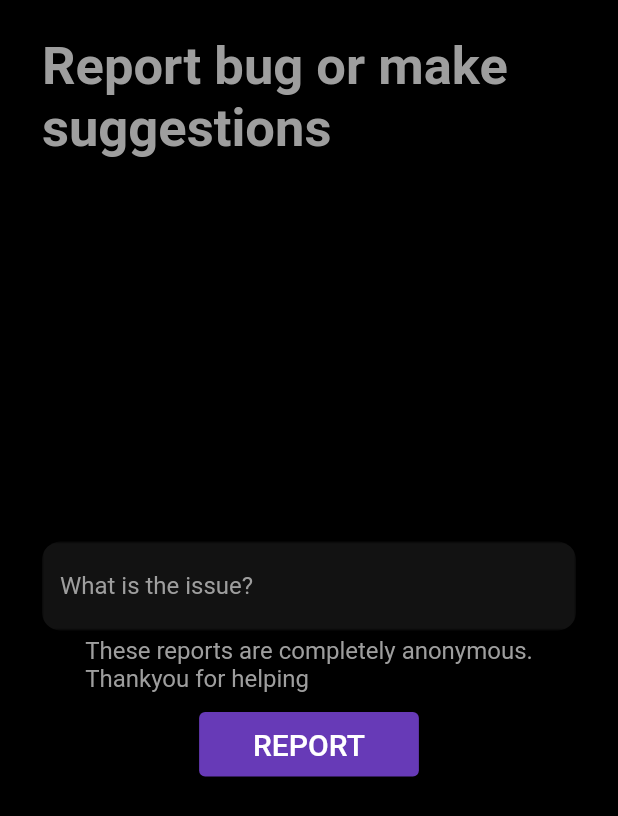
After one commit to Ujjwalsharma2210/ReadingOwl, a Flutter app: the screen it shows once a user with an empty profile is signed in, item 2 of the bottom bar chosen, in the side drawer, after a tap on "Report problem", on a phone screen of 412 x 824 dp. The commit adds this screen. Shown: the top 816 px of the screen. Run offline on Flutter 3.47's test engine with Material 2 defaults, Android fonts, the phone set to English and light mode, and no system bars; our stand-ins replace cloud_firestore, firebase_auth, firebase_core; accounts and stored records are empty; network calls fail.

```diff
--- a/lib/main.dart
+++ b/lib/main.dart
@@ -1,6 +1,8 @@
 import 'package:flutter/material.dart';
 import 'package:reading_owl/screens/home_screen.dart';
+import 'package:reading_owl/screens/issue_report_screen.dart';
 import 'package:reading_owl/screens/login_screen.dart';
+import 'package:reading_owl/screens/reading_screen.dart';
 import 'package:reading_owl/screens/signup_screen.dart';
 
 import 'package:firebase_auth/firebase_auth.dart';
@@ -34,6 +36,7 @@ class MyApp extends StatelessWidget {
         '/LoginScreen': (context) => LoginScreen(),
         '/SignupScreen': (context) => SignupScreen(),
         '/StartWritingScreen': (context) => StartWritingScreen(),
+        '/IssueReportScreen': (context) => IssueReportScreen(),
       },
       home: StreamBuilder<User?>(
         stream: FirebaseAuth.instance.authStateChanges(),
--- a/lib/res/custom_widgets.dart
+++ b/lib/res/custom_widgets.dart
@@ -1,10 +1,5 @@
 import 'package:flutter/material.dart';
-
-Color black = Colors.black;
-Color darkGrey = Color.fromARGB(255, 23, 23, 23);
-Color textColor = Colors.grey.shade500;
-Color primaryColor = Colors.deepPurple;
-Color grey = Colors.grey.shade900;
+import 'package:reading_owl/res/colors.dart';
 
 double? fontSize = 16;
 
@@ -41,6 +36,32 @@ Widget OwlImage(BuildContext context) {
   );
 }
 
+Widget CategoryItem(
+    BuildContext context, String title, Function categoryTapped) {
+  return Padding(
+    padding: const EdgeInsets.only(right: 15),
+    child: GestureDetector(
+      onTap: () => categoryTapped,
+      child: Container(
+        width: 100,
+        decoration: BoxDecoration(
+          borderRadius: BorderRadius.circular(borderRadius),
+          color: darkGrey,
+        ),
+        child: Center(
+          child: Text(
+            title,
+            style: TextStyle(
+              color: textColor,
+              fontSize: 20,
+            ),
+          ),
+        ),
+      ),
+    ),
+  );
+}
+
 Widget TextInputField(
     BuildContext context, TextEditingController controller, String hintText) {
   Color textColor = Colors.grey.shade500;
@@ -52,7 +73,7 @@ Widget TextInputField(
             borderRadius: BorderRadius.circular(borderRadius), color: darkGrey),
         child: TextField(
           minLines: 1,
-          maxLines: 8,
+          maxLines: 15,
           controller: controller,
           style: TextStyle(color: textColor),
           decoration: InputDecoration(
@@ -76,7 +97,7 @@ Widget TitleText(BuildContext context, String pageHeading) {
           style: TextStyle(
             color: grey,
             fontSize: 35,
-            fontWeight: FontWeight.w400,
+            fontWeight: FontWeight.w700,
           ),
         ),
       ],
--- a/lib/res/data_structures.dart
+++ b/lib/res/data_structures.dart
@@ -35,3 +35,13 @@ class Blog {
       reads: json['reads'],
       isVerified: json['isVerified']);
 }
+
+class Issue {
+  final String issueDescription;
+
+  Issue({required this.issueDescription});
+
+  Map<String, dynamic> toJson() => {
+        'issue': issueDescription,
+      };
+}
--- a/lib/screens/home_screen.dart
+++ b/lib/screens/home_screen.dart
@@ -1,8 +1,11 @@
+import 'package:cloud_firestore/cloud_firestore.dart';
 import 'package:firebase_auth/firebase_auth.dart';
 import 'package:flutter/material.dart';
-import 'package:reading_owl/res/custom_widgets.dart';
 import 'package:reading_owl/tabs/home_page.dart';
 import 'package:reading_owl/tabs/library_page.dart';
+import 'package:reading_owl/res/colors.dart';
+
+import '../res/custom_widgets.dart';
 
 class HomeScreen extends StatefulWidget {
   const HomeScreen({Key? key}) : super(key: key);
@@ -11,7 +14,7 @@ class HomeScreen extends StatefulWidget {
   State<HomeScreen> createState() => _HomeScreenState();
 }
 
-Widget SideDrawer(BuildContext context, String username) {
+Widget SideDrawer(BuildContext context, String email) {
   return Drawer(
     backgroundColor: darkGrey,
     child: ListView(
@@ -28,10 +31,10 @@ Widget SideDrawer(BuildContext context, String username) {
                 ),
               ),
               Text(
-                username,
+                email,
                 style: const TextStyle(
                   color: Colors.white,
-                  fontSize: 22,
+                  fontSize: 18,
                 ),
               )
             ],
@@ -52,6 +55,16 @@ Widget SideDrawer(BuildContext context, String username) {
         ),
         ListTile(
           title: Text(
+            'Report problem',
+            style: TextStyle(
+              color: textColor,
+              fontSize: 18,
+            ),
+          ),
+          onTap: () => Navigator.pushNamed(context, '/IssueReportScreen'),
+        ),
+        ListTile(
+          title: Text(
             'Logout',
             style: TextStyle(
               color: textColor,
@@ -68,16 +81,19 @@ Widget SideDrawer(BuildContext context, String username) {
 class _HomeScreenState extends State<HomeScreen> {
   var scaffoldKey = GlobalKey<ScaffoldState>();
 
-  var username = FirebaseAuth.instance.currentUser?.email.toString();
+  FirebaseAuth firebaseAuthInstance = FirebaseAuth.instance;
+  FirebaseFirestore firestoreInstance = FirebaseFirestore.instance;
+  late String email;
 
   final tabs = [const HomePage(), const LibraryPage()];
   int currentIndex = 0;
 
   @override
   Widget build(BuildContext context) {
+    email = firebaseAuthInstance.currentUser!.email.toString();
     return Scaffold(
       backgroundColor: black,
-      drawer: SideDrawer(context, username!),
+      drawer: SideDrawer(context, email),
       appBar: AppBar(
         title: Text(
           'Reading Owl',
--- /dev/null
+++ b/lib/screens/issue_report_screen.dart
@@ -0,0 +1,68 @@
+import 'package:cloud_firestore/cloud_firestore.dart';
+import 'package:flutter/material.dart';
+import 'package:reading_owl/res/custom_widgets.dart';
+import 'package:reading_owl/res/data_structures.dart';
+import 'package:reading_owl/screens/start_writing_screen.dart';
+
+class IssueReportScreen extends StatefulWidget {
+  const IssueReportScreen({super.key});
+
+  @override
+  State<IssueReportScreen> createState() => _IssueReportScreenState();
+}
+
+class _IssueReportScreenState extends State<IssueReportScreen> {
+  TextEditingController issueController = TextEditingController();
+
+  void reportIssue(Issue issue) async {
+    var dbRef = FirebaseFirestore.instance.collection('issues').doc();
+    final json = issue.toJson();
+    await dbRef.set(json);
+    issueController.clear();
+    Navigator.pop(context);
+    showToast(context, 'Reported successfully', 'success');
+  }
+
+  @override
+  Widget build(BuildContext context) {
+    double height = MediaQuery.of(context).size.height * 0.3;
+    return Scaffold(
+      backgroundColor: black,
+      body: Padding(
+        padding: const EdgeInsets.all(20.0),
+        child: Column(
+          children: [
+            TitleText(context, 'Report bug or make suggestions'),
+            SizedBox(
+              height: height,
+            ),
+            TextInputField(context, issueController, 'What is the issue?'),
+            Text(
+              'These reports are completely anonymous.\nThankyou for helping',
+              style: TextStyle(
+                color: textColor,
+                fontSize: 16,
+              ),
+            ),
+            const SizedBox(
+              height: 10,
+            ),
+            ElevatedButton(
+              onPressed: () {
+                final issue = Issue(issueDescription: issueController.text);
+                reportIssue(issue);
+              },
+              child: const Padding(
+                padding: EdgeInsets.symmetric(horizontal: 20, vertical: 10),
+                child: Text(
+                  'REPORT',
+                  style: TextStyle(fontSize: 20),
+                ),
+              ),
+            ),
+          ],
+        ),
+      ),
+    );
+  }
+}
--- a/lib/screens/login_screen.dart
+++ b/lib/screens/login_screen.dart
@@ -46,7 +46,7 @@ class _LoginScreenState extends State<LoginScreen> {
           child: ListView(
             children: [
               SizedBox(
-                height: height * 0.1,
+                height: height * 0.08,
               ),
               TitleText(context, 'Welcome to Reading Owl'),
               Center(
@@ -105,7 +105,17 @@ class _LoginScreenState extends State<LoginScreen> {
                     child: const Text('Signup Now'),
                   ),
                 ],
-              )
+              ),
+              SizedBox(
+                height: 70,
+              ),
+              Text(
+                '* We are still developing and testing this app. \nPlease consider helping us improve the application by reporting errors.',
+                style: TextStyle(
+                  color: textColor,
+                  fontSize: 16,
+                ),
+              ),
             ],
           ),
         ),
--- a/lib/tabs/library_page.dart
+++ b/lib/tabs/library_page.dart
@@ -1,6 +1,5 @@
 import 'package:flutter/material.dart';
-import 'package:flutter/src/widgets/container.dart';
-import 'package:flutter/src/widgets/framework.dart';
+import 'package:reading_owl/res/colors.dart';
 import 'package:reading_owl/res/custom_widgets.dart';
 
 class LibraryPage extends StatefulWidget {
@@ -16,9 +15,45 @@ class _LibraryPageState extends State<LibraryPage> {
     return Container(
       child: Padding(
         padding: const EdgeInsets.symmetric(horizontal: 15, vertical: 5),
-        child: Text(
-          'Library',
-          style: TextStyle(color: textColor, fontSize: 30),
+        child: ListView(
+          children: [
+            Padding(
+              padding: const EdgeInsets.symmetric(vertical: 10),
+              child: Text(
+                'Categories',
+                style: TextStyle(
+                  color: textColor,
+                  fontSize: 35,
+                  fontWeight: FontWeight.bold,
+                ),
+              ),
+            ),
+            Container(
+              height: 100,
+              child: ListView(
+                scrollDirection: Axis.horizontal,
+                children: [
+                  CategoryItem(context, 'cat1', () {}),
+                  CategoryItem(context, 'cat1', () {}),
+                  CategoryItem(context, 'cat1', () {}),
+                  CategoryItem(context, 'cat1', () {}),
+                  CategoryItem(context, 'cat1', () {}),
+                  CategoryItem(context, 'cat1', () {}),
+                ],
+              ),
+            ),
+            Padding(
+              padding: const EdgeInsets.symmetric(vertical: 10),
+              child: Text(
+                'Writers',
+                style: TextStyle(
+                  color: textColor,
+                  fontSize: 35,
+                  fontWeight: FontWeight.bold,
+                ),
+              ),
+            ),
+          ],
         ),
       ),
     );
```
Also changed, not shown: lib/res/colors.dart (added, +8 -0 lines), lib/screens/reading_screen.dart (+35 -21 lines), lib/screens/signup_screen.dart (+21 -1 lines), lib/screens/start_writing_screen.dart (+19 -14 lines), lib/tabs/home_page.dart (+10 -3 lines).
